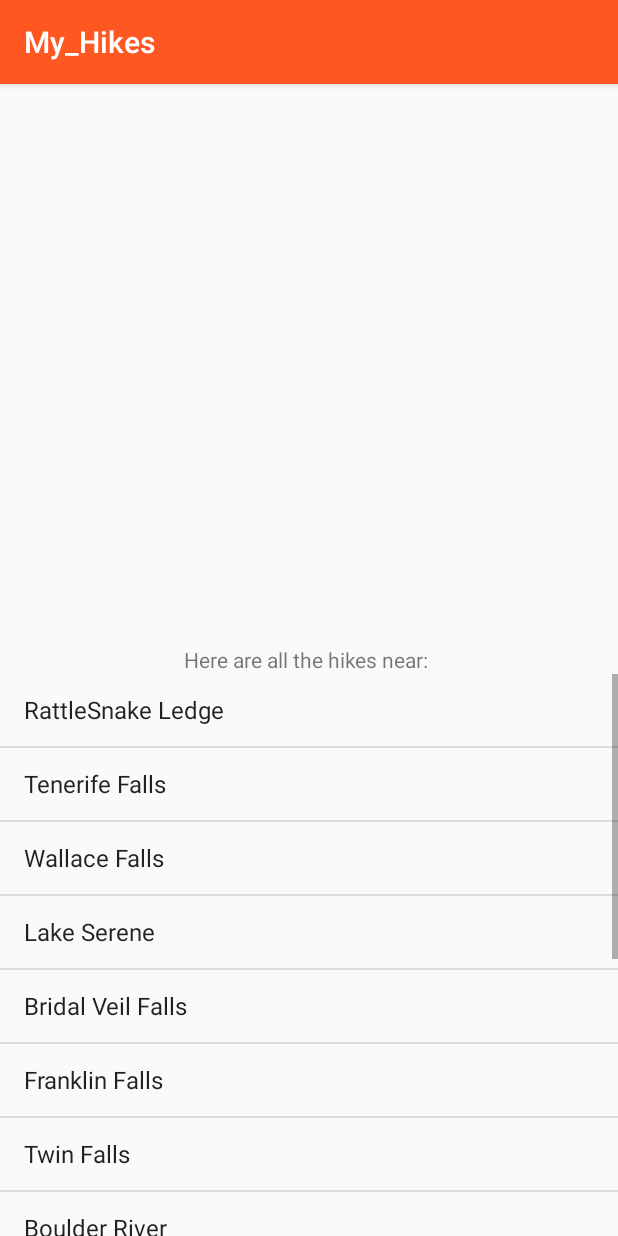
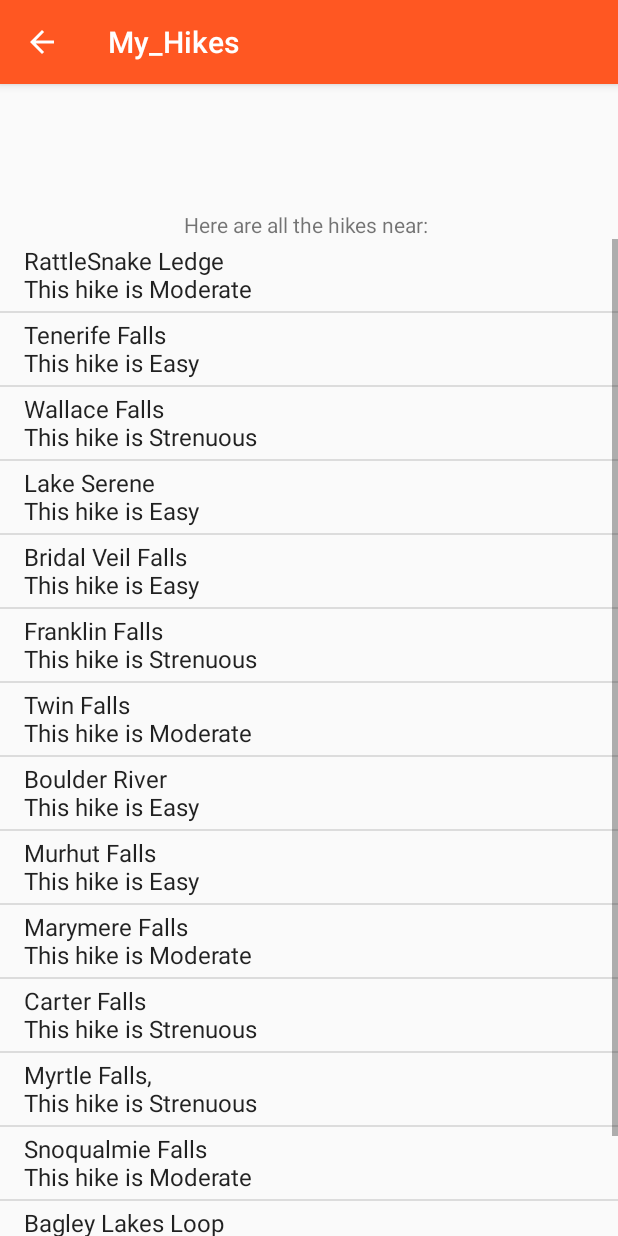
Before and after one commit to AlenaSG/MyHikes, an Android app: the screen it shows after launch (HikesActivity), after a tap on "FIND HIKES", on a phone screen of 412 x 824 dp. Run offline under Robolectric (Android 15) with nearby library versions, the phone set to English and light mode, and no system bars; our stand-ins replace ButterKnife.

Commit message:
modify App Bar, Hierarchical Parent and Android Themes

```diff
--- a/app/build.gradle
+++ b/app/build.gradle
@@ -27,4 +27,7 @@ dependencies {
     compile 'com.android.support:appcompat-v7:26.+'
     compile 'com.android.support.constraint:constraint-layout:1.0.2'
     testCompile 'junit:junit:4.12'
+    compile 'com.jakewharton:butterknife:7.0.1'
+
+
 }
--- a/app/src/main/AndroidManifest.xml
+++ b/app/src/main/AndroidManifest.xml
@@ -9,14 +9,20 @@
         android:roundIcon="@mipmap/ic_launcher_round"
         android:supportsRtl="true"
         android:theme="@style/AppTheme">
-        <activity android:name=".MainActivity">
+        <activity android:name=".MainActivity" android:theme="@style/NoActionBarTheme" >
             <intent-filter>
                 <action android:name="android.intent.action.MAIN" />
 
                 <category android:name="android.intent.category.LAUNCHER" />
             </intent-filter>
+        </activity >
+        <activity
+            android:name=".HikesActivity">
+            <meta-data
+                android:name="android.support.PARENT_ACTIVITY"
+                android:value="com.epicodus.my_hikes.MainActivity">
+            </meta-data>
         </activity>
-        <activity android:name=".HikesActivity"></activity>
     </application>
 
 </manifest>
--- a/app/src/main/java/com/epicodus/my_hikes/HikesActivity.java
+++ b/app/src/main/java/com/epicodus/my_hikes/HikesActivity.java
@@ -10,24 +10,29 @@ import android.widget.ListView;
 import android.widget.TextView;
 import android.widget.Toast;
 
+import butterknife.Bind;
+import butterknife.ButterKnife;
+
 public class HikesActivity extends AppCompatActivity {
-    private TextView mLocationTextView;
-    private ListView mListView;
+    @Bind(R.id.locationTextView) TextView mLocationTextView;
+    @Bind(R.id.listView) ListView mListView;
+
     private String[] hikes = new String[] {"RattleSnake Ledge", "Tenerife Falls",
             "Wallace Falls", "Lake Serene", "Bridal Veil Falls", "Franklin Falls",
             "Twin Falls", "Boulder River", "Murhut Falls", "Marymere Falls",
             "Carter Falls", "Myrtle Falls,", "Snoqualmie Falls",
             "Bagley Lakes Loop", "Mirror Lake"};
+    private String[] difficulties = new String[] {"Moderate", "Easy", "Strenuous",
+            "Easy", "Easy", "Strenuous", "Moderate", "Easy", "Easy",
+            "Moderate", "Strenuous", "Strenuous", "Moderate", "Easy", "Moderate", "Moderate" };
 
     @Override
     protected void onCreate(Bundle savedInstanceState) {
         super.onCreate(savedInstanceState);
         setContentView(R.layout.activity_hikes);
+        ButterKnife.bind(this);
 
-        mListView = (ListView) findViewById(R.id.listView);
-        mLocationTextView = (TextView) findViewById(R.id.locationTextView);
-
-        ArrayAdapter adapter = new ArrayAdapter(this, android.R.layout.simple_list_item_1, hikes);
+        MyHikesArrayAdapter adapter = new MyHikesArrayAdapter(this, android.R.layout.simple_list_item_1, hikes, difficulties);
         mListView.setAdapter(adapter);
 
         mListView.setOnItemClickListener(new AdapterView.OnItemClickListener() {
--- a/app/src/main/java/com/epicodus/my_hikes/MainActivity.java
+++ b/app/src/main/java/com/epicodus/my_hikes/MainActivity.java
@@ -11,18 +11,20 @@ import android.widget.EditText;
 import android.widget.TextView;
 import android.widget.Toast;
 
+import butterknife.Bind;
+import butterknife.ButterKnife;
+
 public class MainActivity extends AppCompatActivity {
-    private Button mFindHikesButton;
-    private EditText mLocationEditText;
-    private TextView mAppNameTextView;
+    @Bind(R.id.findHikesButton) Button mFindHikesButton;
+    @Bind(R.id.locationEditText) EditText mLocationEditText;
+    @Bind(R.id.appNameTextView) TextView mAppNameTextView;
 
     @Override
     protected void onCreate(Bundle savedInstanceState) {
         super.onCreate(savedInstanceState);
         setContentView(R.layout.activity_main);
-        mLocationEditText = (EditText) findViewById(R.id.locationEditText);
-        mFindHikesButton = (Button) findViewById(R.id.findHikesButton);
-        mAppNameTextView = (TextView) findViewById(R.id.appNameTextView);
+        ButterKnife.bind(this);
+
         Typeface amaticboldFont = Typeface.createFromAsset(getAssets(), "fonts/amaticbold.ttf");
         mAppNameTextView.setTypeface(amaticboldFont);
 
--- /dev/null
+++ b/app/src/main/java/com/epicodus/my_hikes/MyHikesArrayAdapter.java
@@ -0,0 +1,30 @@
+package com.epicodus.my_hikes;
+
+import android.content.Context;
+import android.widget.ArrayAdapter;
+
+
+public class MyHikesArrayAdapter extends ArrayAdapter {
+    private Context mContext;
+    private String[] mHikes;
+    private String[] mDifficulties;
+
+    public MyHikesArrayAdapter(Context mContext, int resource, String[] mHikes, String[] mDifficulties) {
+        super(mContext, resource);
+        this.mContext = mContext;
+        this.mHikes = mHikes;
+        this.mDifficulties = mDifficulties;
+    }
+
+    @Override
+    public Object getItem(int position) {
+        String hike = mHikes[position];
+        String difficulty = mDifficulties[position];
+        return String.format("%s \nThis hike is %s", hike, difficulty);
+    }
+
+    @Override
+    public int getCount() {
+        return mHikes.length;
+    }
+}
--- a/app/src/main/res/layout/activity_hikes.xml
+++ b/app/src/main/res/layout/activity_hikes.xml
@@ -10,8 +10,9 @@
         android:layout_height="wrap_content"
         android:text="Restaurants near "
         android:id="@+id/locationTextView"
-        android:layout_centerVertical="true"
-        android:layout_centerHorizontal="true" />
+        android:layout_alignParentTop="true"
+        android:layout_centerHorizontal="true"
+        android:layout_marginTop="84dp" />
 
     <ListView
         android:layout_width="match_parent"
--- a/app/src/main/res/values/styles.xml
+++ b/app/src/main/res/values/styles.xml
@@ -8,4 +8,9 @@
         <item name="colorAccent">@color/colorAccent</item>
     </style>
 
+    <style name="NoActionBarTheme" parent="Theme.AppCompat.Light.NoActionBar">
+        <item name="colorPrimary">@color/colorPrimary</item>
+        <item name="colorPrimaryDark">@color/colorPrimaryDark</item>
+        <item name="colorAccent">@color/colorAccent</item>
+    </style>
 </resources>
```
